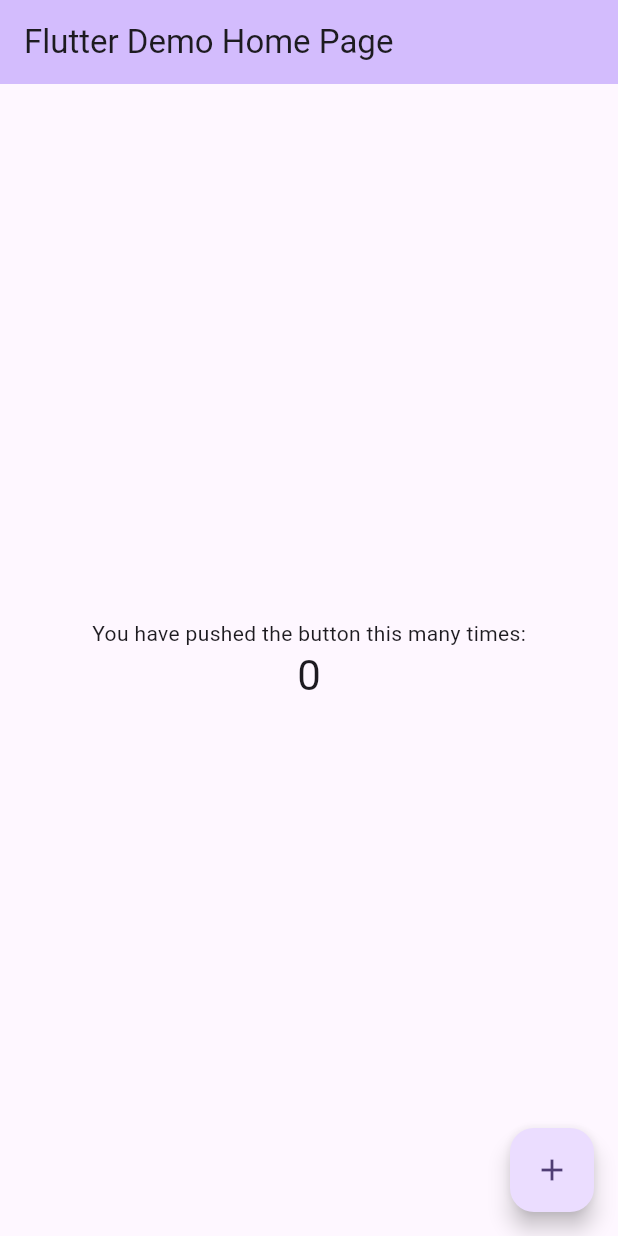
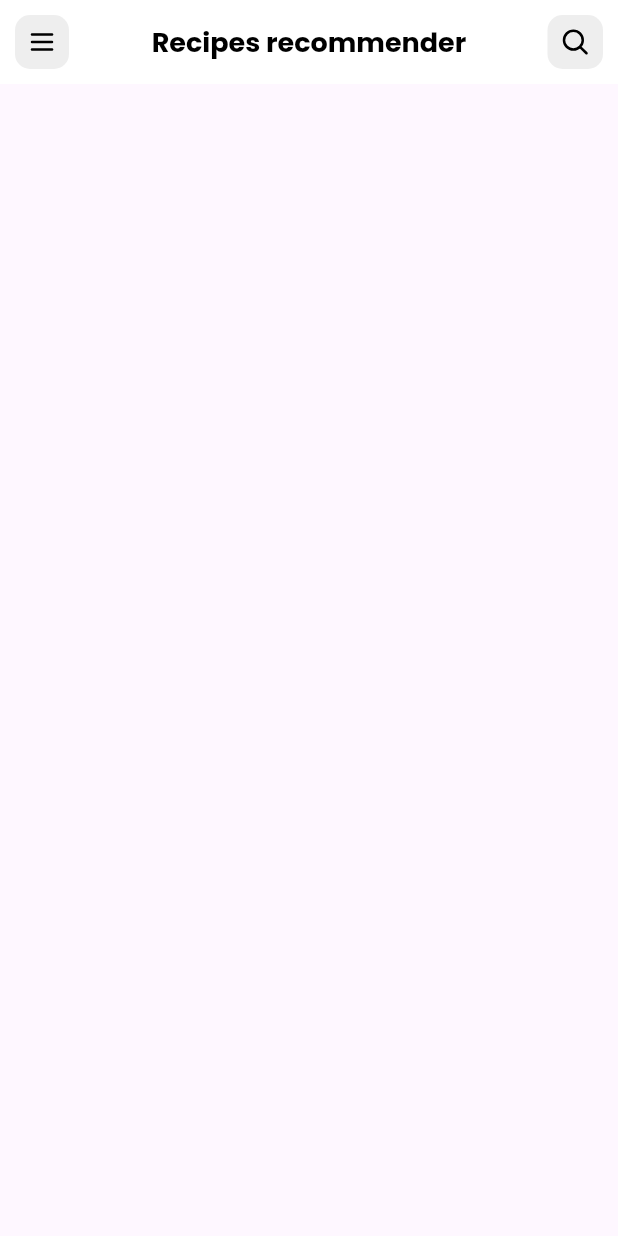
Before and after one commit to DuyLam777/food-recommender-app, a Flutter app: the screen it shows after launch, on a phone screen of 412 x 824 dp. Run offline on Flutter 3.47's test engine with Material 3 defaults, Android fonts, the phone set to English and light mode, and no system bars; our stand-ins replace flutter_svg, logger.

Commit message:
Basic home page with 2 buttons minial styling

```diff
--- a/lib/main.dart
+++ b/lib/main.dart
@@ -1,3 +1,4 @@
+import 'package:fitness/pages/home.dart';
 import 'package:flutter/material.dart';
 
 void main() {
@@ -11,112 +12,10 @@ class MyApp extends StatelessWidget {
   @override
   Widget build(BuildContext context) {
     return MaterialApp(
-      title: 'Flutter Demo',
-      theme: ThemeData(
-        // This is the theme of your application.
-        //
-        // TRY THIS: Try running your application with "flutter run". You'll see
-        // the application has a purple toolbar. Then, without quitting the app,
-        // try changing the seedColor in the colorScheme below to Colors.green
-        // and then invoke "hot reload" (save your changes or press the "hot
-        // reload" button in a Flutter-supported IDE, or press "r" if you used
-        // the command line to start the app).
-        //
-        // Notice that the counter didn't reset back to zero; the application
-        // state is not lost during the reload. To reset the state, use hot
-        // restart instead.
-        //
-        // This works for code too, not just values: Most code changes can be
-        // tested with just a hot reload.
-        colorScheme: ColorScheme.fromSeed(seedColor: Colors.deepPurple),
-      ),
-      home: const MyHomePage(title: 'Flutter Demo Home Page'),
+      // Remove the debug ribbon top right
+      debugShowCheckedModeBanner: false,
+      theme: ThemeData(fontFamily: 'Poppins'),
+      home: HomePage(),
     );
   }
 }
-
-class MyHomePage extends StatefulWidget {
-  const MyHomePage({super.key, required this.title});
-
-  // This widget is the home page of your application. It is stateful, meaning
-  // that it has a State object (defined below) that contains fields that affect
-  // how it looks.
-
-  // This class is the configuration for the state. It holds the values (in this
-  // case the title) provided by the parent (in this case the App widget) and
-  // used by the build method of the State. Fields in a Widget subclass are
-  // always marked "final".
-
-  final String title;
-
-  @override
-  State<MyHomePage> createState() => _MyHomePageState();
-}
-
-class _MyHomePageState extends State<MyHomePage> {
-  int _counter = 0;
-
-  void _incrementCounter() {
-    setState(() {
-      // This call to setState tells the Flutter framework that something has
-      // changed in this State, which causes it to rerun the build method below
-      // so that the display can reflect the updated values. If we changed
-      // _counter without calling setState(), then the build method would not be
-      // called again, and so nothing would appear to happen.
-      _counter++;
-    });
-  }
-
-  @override
-  Widget build(BuildContext context) {
-    // This method is rerun every time setState is called, for instance as done
-    // by the _incrementCounter method above.
-    //
-    // The Flutter framework has been optimized to make rerunning build methods
-    // fast, so that you can just rebuild anything that needs updating rather
-    // than having to individually change instances of widgets.
-    return Scaffold(
-      appBar: AppBar(
-        // TRY THIS: Try changing the color here to a specific color (to
-        // Colors.amber, perhaps?) and trigger a hot reload to see the AppBar
-        // change color while the other colors stay the same.
-        backgroundColor: Theme.of(context).colorScheme.inversePrimary,
-        // Here we take the value from the MyHomePage object that was created by
-        // the App.build method, and use it to set our appbar title.
-        title: Text(widget.title),
-      ),
-      body: Center(
-        // Center is a layout widget. It takes a single child and positions it
-        // in the middle of the parent.
-        child: Column(
-          // Column is also a layout widget. It takes a list of children and
-          // arranges them vertically. By default, it sizes itself to fit its
-          // children horizontally, and tries to be as tall as its parent.
-          //
-          // Column has various properties to control how it sizes itself and
-          // how it positions its children. Here we use mainAxisAlignment to
-          // center the children vertically; the main axis here is the vertical
-          // axis because Columns are vertical (the cross axis would be
-          // horizontal).
-          //
-          // TRY THIS: Invoke "debug painting" (choose the "Toggle Debug Paint"
-          // action in the IDE, or press "p" in the console), to see the
-          // wireframe for each widget.
-          mainAxisAlignment: MainAxisAlignment.center,
-          children: <Widget>[
-            const Text('You have pushed the button this many times:'),
-            Text(
-              '$_counter',
-              style: Theme.of(context).textTheme.headlineMedium,
-            ),
-          ],
-        ),
-      ),
-      floatingActionButton: FloatingActionButton(
-        onPressed: _incrementCounter,
-        tooltip: 'Increment',
-        child: const Icon(Icons.add),
-      ), // This trailing comma makes auto-formatting nicer for build methods.
-    );
-  }
-}
--- /dev/null
+++ b/lib/pages/home.dart
@@ -0,0 +1,77 @@
+import 'package:flutter/material.dart';
+import 'package:flutter_svg/flutter_svg.dart';
+import 'package:logger/logger.dart';
+
+class HomePage extends StatelessWidget {
+  HomePage({super.key});
+
+  final logger = Logger();
+
+  // Ontap logic for burger menu icon
+  void _onBurgerMenuTap() {
+    // Log the event
+    logger.i('Burger menu icon tapped');
+  }
+
+  // Ontap logic for search icon
+  void _onSearchTap() {
+    // Log the event
+    logger.i('Search icon tapped');
+    // Implement search logic here
+  }
+
+  AppBar appBar() {
+    return AppBar(
+      title: const Text(
+        'Recipes recommender',
+        style: TextStyle(
+          fontSize: 18,
+          color: Colors.black,
+          fontWeight: FontWeight.bold,
+        ),
+      ),
+      centerTitle: true,
+      backgroundColor: Colors.white,
+      leading: GestureDetector(
+        onTap: _onBurgerMenuTap,
+        child: Container(
+          margin: const EdgeInsets.all(10),
+          alignment: Alignment.center,
+          decoration: BoxDecoration(
+            color: Colors.grey[200],
+            borderRadius: BorderRadius.circular(10),
+          ),
+          child: SvgPicture.asset(
+            'assets/icons/burger-menu.svg',
+            height: 20,
+            width: 20,
+          ),
+        ),
+      ),
+      actions: [
+        GestureDetector(
+          onTap: _onSearchTap,
+          child: Container(
+            margin: const EdgeInsets.all(10),
+            alignment: Alignment.center,
+            width: 37,
+            decoration: BoxDecoration(
+              color: Colors.grey[200],
+              borderRadius: BorderRadius.circular(10),
+            ),
+            child: SvgPicture.asset(
+              'assets/icons/search.svg',
+              height: 20,
+              width: 20,
+            ),
+          ),
+        ),
+      ],
+    );
+  }
+
+  @override
+  Widget build(BuildContext context) {
+    return Scaffold(appBar: appBar());
+  }
+}
```
Also changed, not shown: pubspec.yaml (+17 -16 lines), assets/icons/Arrow - Left 2.svg (added), assets/icons/burger-menu.svg (added), assets/icons/search.svg (added), fonts/Poppins-Bold.ttf (added), fonts/Poppins-Medium.ttf (added), fonts/Poppins-Regular.ttf (added), fonts/Poppins-SemiBold.ttf (added), pubspec.lock.
